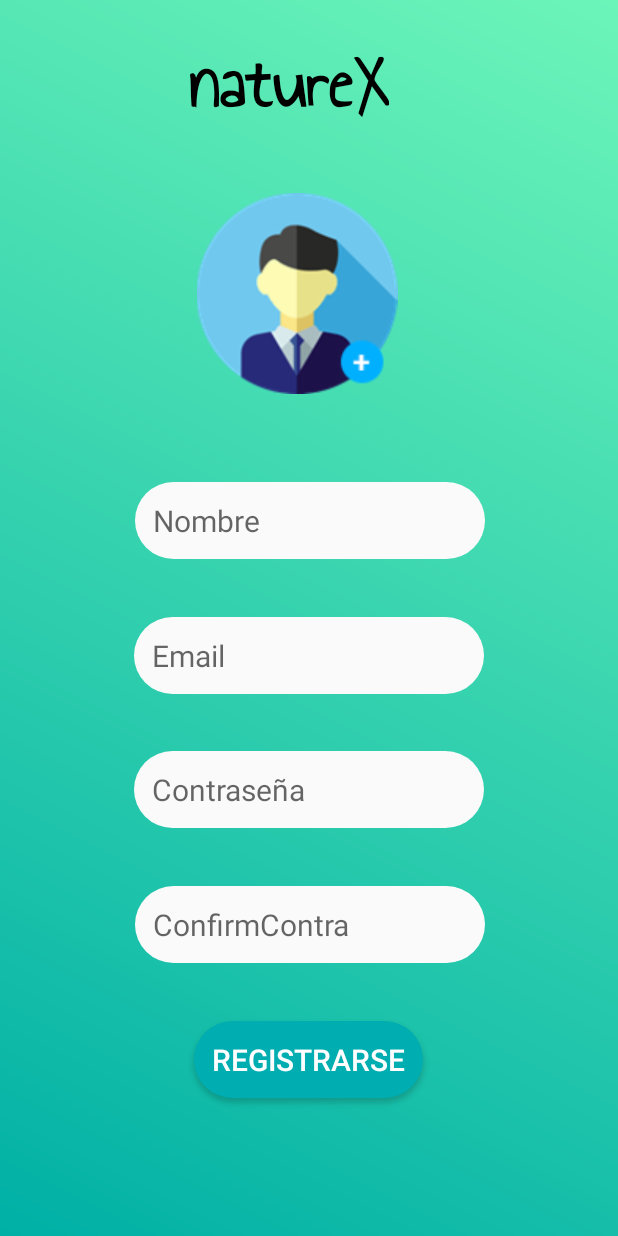
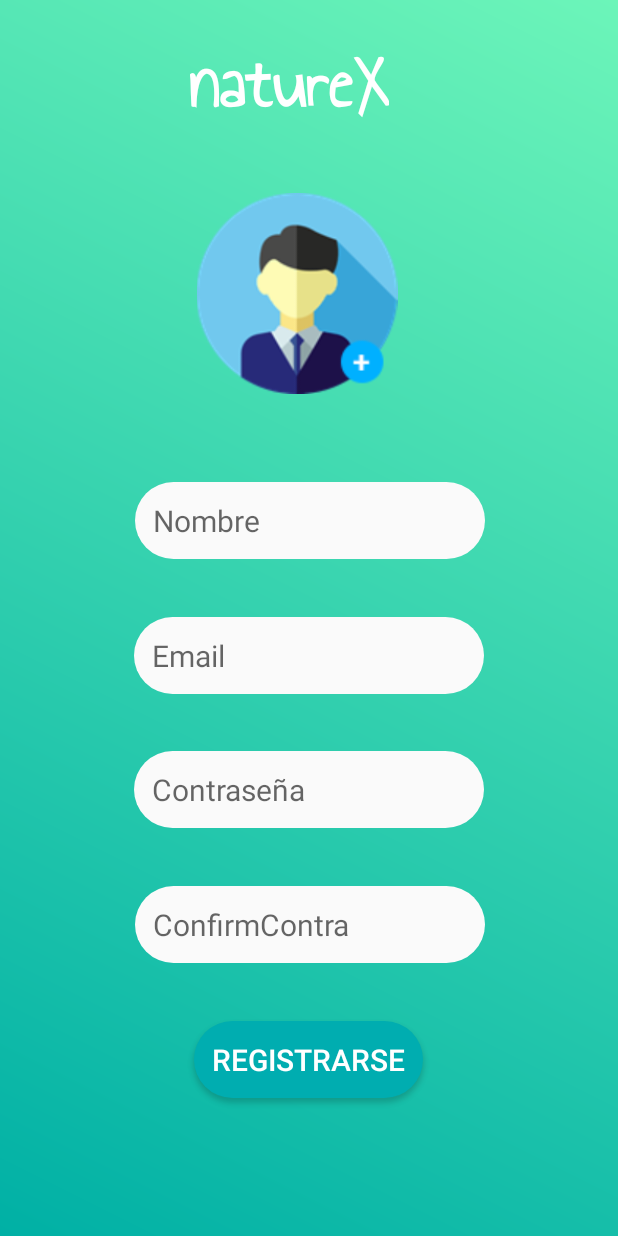
Before and after one commit to adiar14/Proyecto_Integrador_Montanas, an Android app: the RegisterActivity screen opened directly, with no data from a screen before it, on a phone screen of 412 x 824 dp. Run offline under Robolectric (Android 15) with nearby library versions, the phone set to English and light mode, and no system bars; our stand-ins replace Firebase (no records; nobody signed in at launch, a user with empty details on screens opened directly); Roboto replaces fonts that are not available here.

Commit message:
correccion de los tipos de text2

```diff
--- a/app/src/main/res/layout/activity_register.xml
+++ b/app/src/main/res/layout/activity_register.xml
@@ -162,7 +162,7 @@
         android:layout_marginBottom="15dp"
         android:fontFamily="@font/annie_use_your_telescope"
         android:text="@string/titulo"
-        android:textColor="@color/common_google_signin_btn_text_dark_focused"
+        android:textColor="@color/common_google_signin_btn_text_dark_default"
         android:textSize="50sp"
         android:textStyle="bold"
         app:layout_constraintBottom_toTopOf="@+id/regUserImage"
```
